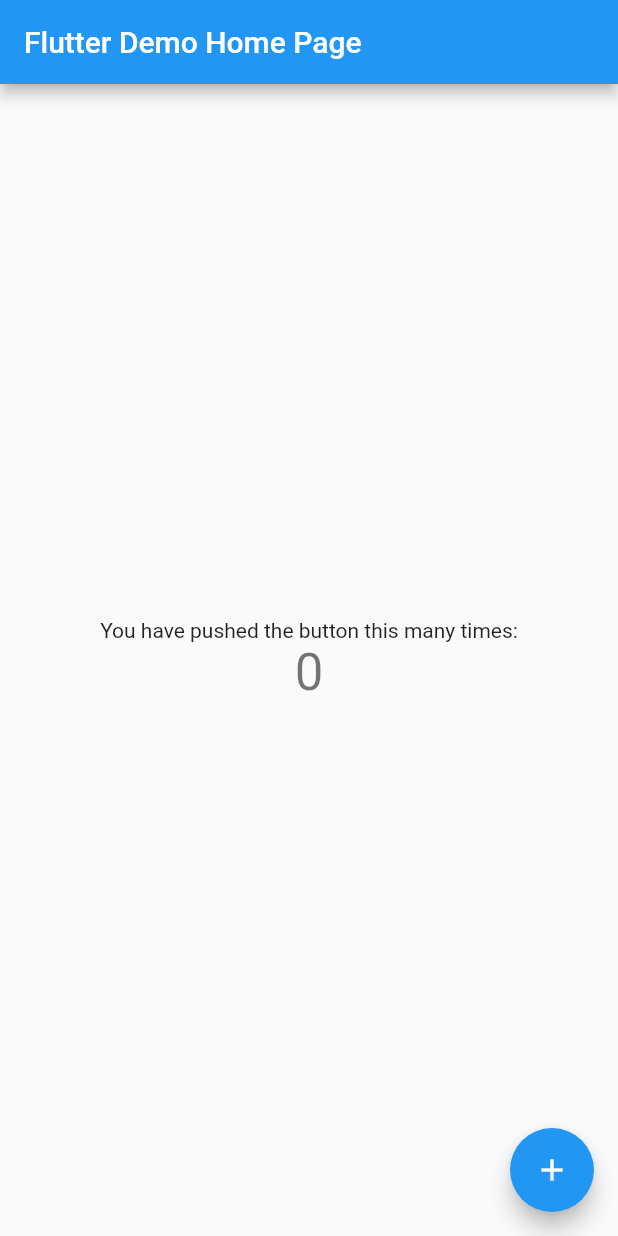
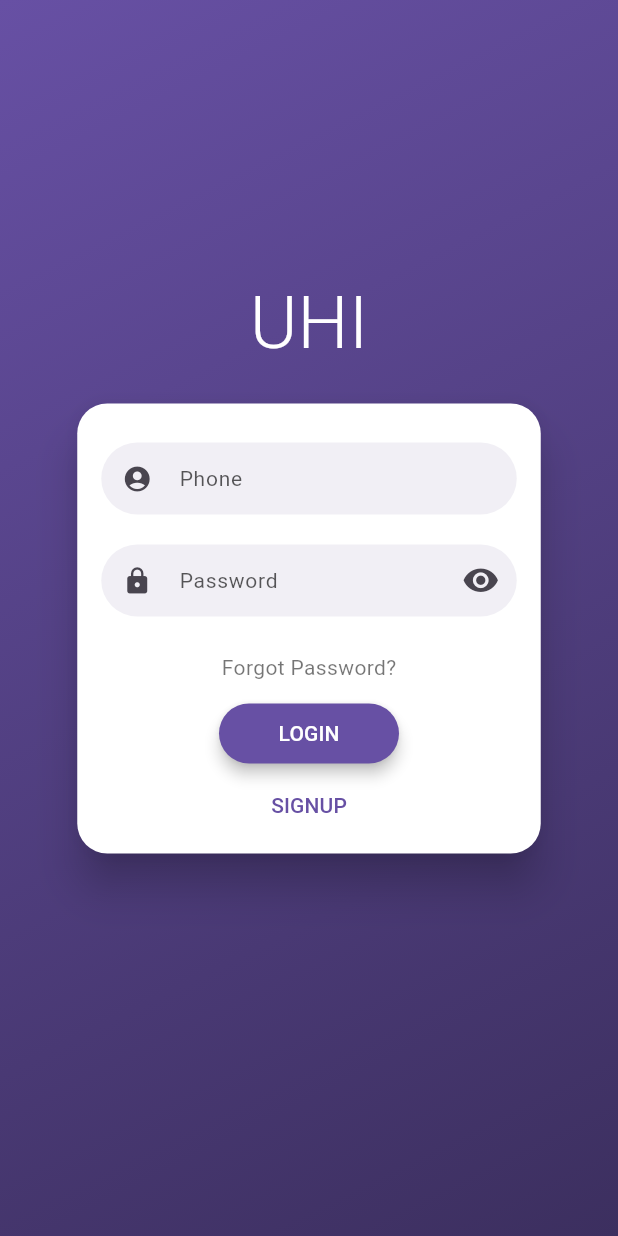
Before and after one commit to sixhustlers/PatientFrontend, a Flutter app: the screen it shows after launch, on a phone screen of 412 x 824 dp. Run offline on Flutter 3.47's test engine with Material 2 defaults, Android fonts, the phone set to English and light mode, and no system bars; drawn by our look-alikes of flutter_login.

Commit message:
added login

```diff
--- a/lib/main.dart
+++ b/lib/main.dart
@@ -1,36 +1,43 @@
 import 'package:flutter/material.dart';
+import 'package:patientfrontend/screens/Login.dart';
 
 void main() {
-  runApp(const MyApp());
+  runApp(MaterialApp(
+    debugShowCheckedModeBanner: false,
+    theme:ThemeData.light(useMaterial3: true),
+    routes: {
+      '/': (context) => Login(),
+    },
+  ));
 }
 
-class MyApp extends StatelessWidget {
-  const MyApp({super.key});
+// class MyApp extends StatelessWidget {
+//   const MyApp({super.key});
+//
+//   // This widget is the root of your application.
+//   @override
+//   Widget build(BuildContext context) {
+//     return MaterialApp(
+//       title: 'Flutter Demo',
+//       theme: ThemeData(
+//         // This is the theme of your application.
+//         //
+//         // Try running your application with "flutter run". You'll see the
+//         // application has a blue toolbar. Then, without quitting the app, try
+//         // changing the primarySwatch below to Colors.green and then invoke
+//         // "hot reload" (press "r" in the console where you ran "flutter run",
+//         // or simply save your changes to "hot reload" in a Flutter IDE).
+//         // Notice that the counter didn't reset back to zero; the application
+//         // is not restarted.
+//         primarySwatch: Colors.blue,
+//       ),
+//       home: const MyHomePage(title: 'Flutter Demo Home Page'),
+//     );
+//   }
+// }
 
-  // This widget is the root of your application.
-  @override
-  Widget build(BuildContext context) {
-    return MaterialApp(
-      title: 'Flutter Demo',
-      theme: ThemeData(
-        // This is the theme of your application.
-        //
-        // Try running your application with "flutter run". You'll see the
-        // application has a blue toolbar. Then, without quitting the app, try
-        // changing the primarySwatch below to Colors.green and then invoke
-        // "hot reload" (press "r" in the console where you ran "flutter run",
-        // or simply save your changes to "hot reload" in a Flutter IDE).
-        // Notice that the counter didn't reset back to zero; the application
-        // is not restarted.
-        primarySwatch: Colors.blue,
-      ),
-      home: const MyHomePage(title: 'Flutter Demo Home Page'),
-    );
-  }
-}
-
-class MyHomePage extends StatefulWidget {
-  const MyHomePage({super.key, required this.title});
+// class MyHomePage extends StatefulWidget {
+//   const MyHomePage({super.key, required this.title});
 
   // This widget is the home page of your application. It is stateful, meaning
   // that it has a State object (defined below) that contains fields that affect
@@ -41,75 +48,75 @@
   // used by the build method of the State. Fields in a Widget subclass are
   // always marked "final".
 
-  final String title;
-
-  @override
-  State<MyHomePage> createState() => _MyHomePageState();
-}
-
-class _MyHomePageState extends State<MyHomePage> {
-  int _counter = 0;
-
-  void _incrementCounter() {
-    setState(() {
-      // This call to setState tells the Flutter framework that something has
-      // changed in this State, which causes it to rerun the build method below
-      // so that the display can reflect the updated values. If we changed
-      // _counter without calling setState(), then the build method would not be
-      // called again, and so nothing would appear to happen.
-      _counter++;
-    });
-  }
-
-  @override
-  Widget build(BuildContext context) {
-    // This method is rerun every time setState is called, for instance as done
-    // by the _incrementCounter method above.
-    //
-    // The Flutter framework has been optimized to make rerunning build methods
-    // fast, so that you can just rebuild anything that needs updating rather
-    // than having to individually change instances of widgets.
-    return Scaffold(
-      appBar: AppBar(
-        // Here we take the value from the MyHomePage object that was created by
-        // the App.build method, and use it to set our appbar title.
-        title: Text(widget.title),
-      ),
-      body: Center(
-        // Center is a layout widget. It takes a single child and positions it
-        // in the middle of the parent.
-        child: Column(
-          // Column is also a layout widget. It takes a list of children and
-          // arranges them vertically. By default, it sizes itself to fit its
-          // children horizontally, and tries to be as tall as its parent.
-          //
-          // Invoke "debug painting" (press "p" in the console, choose the
-          // "Toggle Debug Paint" action from the Flutter Inspector in Android
-          // Studio, or the "Toggle Debug Paint" command in Visual Studio Code)
-          // to see the wireframe for each widget.
-          //
-          // Column has various properties to control how it sizes itself and
-          // how it positions its children. Here we use mainAxisAlignment to
-          // center the children vertically; the main axis here is the vertical
-          // axis because Columns are vertical (the cross axis would be
-          // horizontal).
-          mainAxisAlignment: MainAxisAlignment.center,
-          children: <Widget>[
-            const Text(
-              'You have pushed the button this many times:',
-            ),
-            Text(
-              '$_counter',
-              style: Theme.of(context).textTheme.headline4,
-            ),
-          ],
-        ),
-      ),
-      floatingActionButton: FloatingActionButton(
-        onPressed: _incrementCounter,
-        tooltip: 'Increment',
-        child: const Icon(Icons.add),
-      ), // This trailing comma makes auto-formatting nicer for build methods.
-    );
-  }
-}
+//   final String title;
+//
+//   @override
+//   State<MyHomePage> createState() => _MyHomePageState();
+// }
+//
+// class _MyHomePageState extends State<MyHomePage> {
+//   int _counter = 0;
+//
+//   void _incrementCounter() {
+//     setState(() {
+//       // This call to setState tells the Flutter framework that something has
+//       // changed in this State, which causes it to rerun the build method below
+//       // so that the display can reflect the updated values. If we changed
+//       // _counter without calling setState(), then the build method would not be
+//       // called again, and so nothing would appear to happen.
+//       _counter++;
+//     });
+//   }
+//
+//   @override
+//   Widget build(BuildContext context) {
+//     // This method is rerun every time setState is called, for instance as done
+//     // by the _incrementCounter method above.
+//     //
+//     // The Flutter framework has been optimized to make rerunning build methods
+//     // fast, so that you can just rebuild anything that needs updating rather
+//     // than having to individually change instances of widgets.
+//     return Scaffold(
+//       appBar: AppBar(
+//         // Here we take the value from the MyHomePage object that was created by
+//         // the App.build method, and use it to set our appbar title.
+//         title: Text(widget.title),
+//       ),
+//       body: Center(
+//         // Center is a layout widget. It takes a single child and positions it
+//         // in the middle of the parent.
+//         child: Column(
+//           // Column is also a layout widget. It takes a list of children and
+//           // arranges them vertically. By default, it sizes itself to fit its
+//           // children horizontally, and tries to be as tall as its parent.
+//           //
+//           // Invoke "debug painting" (press "p" in the console, choose the
+//           // "Toggle Debug Paint" action from the Flutter Inspector in Android
+//           // Studio, or the "Toggle Debug Paint" command in Visual Studio Code)
+//           // to see the wireframe for each widget.
+//           //
+//           // Column has various properties to control how it sizes itself and
+//           // how it positions its children. Here we use mainAxisAlignment to
+//           // center the children vertically; the main axis here is the vertical
+//           // axis because Columns are vertical (the cross axis would be
+//           // horizontal).
+//           mainAxisAlignment: MainAxisAlignment.center,
+//           children: <Widget>[
+//             const Text(
+//               'You have pushed the button this many times:',
+//             ),
+//             Text(
+//               '$_counter',
+//               style: Theme.of(context).textTheme.headline4,
+//             ),
+//           ],
+//         ),
+//       ),
+//       floatingActionButton: FloatingActionButton(
+//         onPressed: _incrementCounter,
+//         tooltip: 'Increment',
+//         child: const Icon(Icons.add),
+//       ), // This trailing comma makes auto-formatting nicer for build methods.
+//     );
+//   }
+// }
--- /dev/null
+++ b/lib/screens/Login.dart
@@ -0,0 +1,81 @@
+import 'package:flutter/material.dart';
+import 'package:flutter_login/flutter_login.dart';
+class Login extends StatefulWidget {
+  const Login({Key? key}) : super(key: key);
+
+  @override
+  State<Login> createState() => _LoginState();
+}
+
+class _LoginState extends State<Login> {
+  //const LoginScreen({Key? key}) : super(key: key);
+
+ // Duration get loginTime => Duration(milliseconds: timeDilation.ceil() * 2250);
+
+  Future<String?> _loginUser(LoginData data) async{
+    String?name;
+    return name;
+
+    }
+
+
+  Future<String?> _signupUser(SignupData data) async{
+    String?name;
+    return name;
+  }
+
+  Future<String?> _recoverPassword(String name) async{
+    String?name;
+    return name;
+  }
+
+  Future<String?> _signupConfirm(String error, LoginData data)async {
+    String?name;
+    return name;
+  }
+  @override
+  Widget build(BuildContext context) {
+    return FlutterLogin(onLogin:  (loginData) {
+      debugPrint('Login info');
+      debugPrint('Name: ${loginData.name}');
+      debugPrint('Password: ${loginData.password}');
+      return _loginUser(loginData);
+    }, onRecoverPassword:(name) {
+      debugPrint('Recover password info');
+      debugPrint('Name: $name');
+      return _recoverPassword(name);
+      // Show new password dialog
+    },
+    onSignup: (signupData) {
+    debugPrint('Signup info');
+    debugPrint('Name: ${signupData.name}');
+    debugPrint('Password: ${signupData.password}');
+
+    signupData.additionalSignupData?.forEach((key, value) {
+    debugPrint('$key: $value');
+    });},
+      title: "UHI",
+      userType: LoginUserType.phone,
+      theme: LoginTheme(cardTheme: const CardTheme(
+        color:Colors.white,
+        ),accentColor: Colors.white),
+      userValidator: (value) {
+
+        if (value != null ||
+            value!.length < 10 ) {
+          return "This isn't a valid phone number";
+        }
+        return null;
+      },
+      passwordValidator: (value) {
+        if (value!.isEmpty) {
+          return 'Password is empty';
+        }
+        else if(value.length<6){
+          return 'too week password cannot be accepted';
+        }
+        return null;
+      },
+    );
+  }
+}
--- a/pubspec.yaml
+++ b/pubspec.yaml
@@ -36,6 +36,7 @@
   # The following adds the Cupertino Icons font to your application.
   # Use with the CupertinoIcons class for iOS style icons.
   cupertino_icons: ^1.0.2
+  flutter_login: ^4.1.1
 
 dev_dependencies:
   flutter_test:
```
Also changed, not shown: pubspec.lock, 8 other files.
